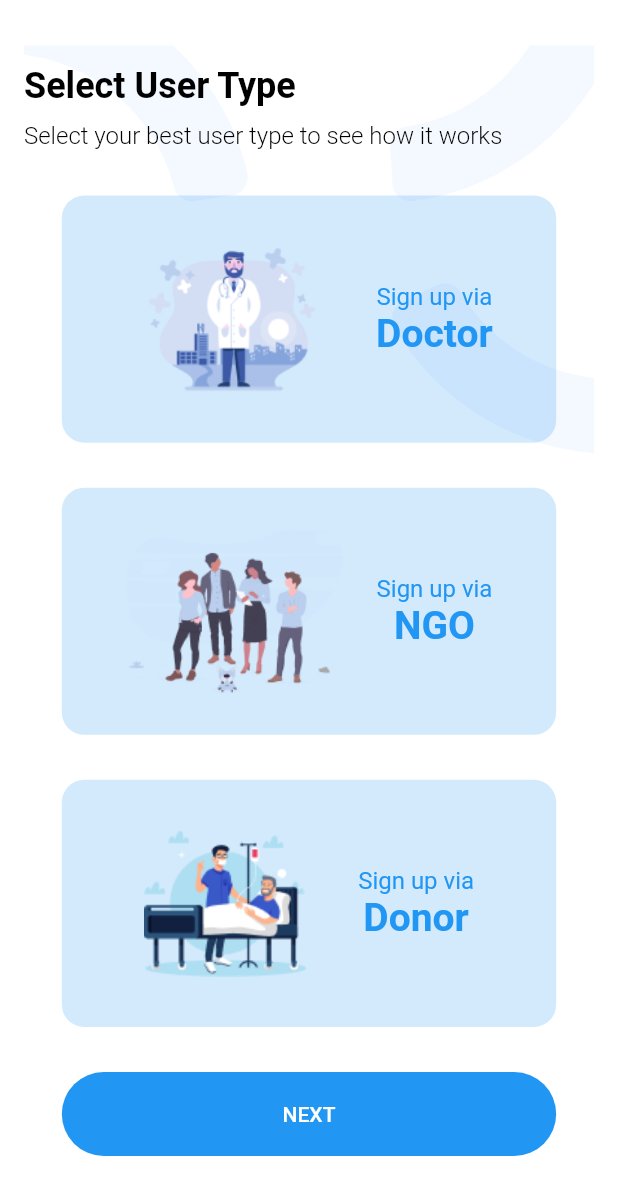
After one commit to codeforpakistan/SolutionSeekers, a Flutter app: the screen it shows after launch, after a tap on "LOGIN", on a phone screen of 412 x 824 dp. The commit adds this screen. Shown: the top 1195 px of the screen. Run offline on Flutter 3.47's test engine with Material 2 defaults, Android fonts, the phone set to English and light mode, and no system bars; our stand-ins replace flutter_svg, toast.

Commit message:
added user selection file

```diff
--- a/lib/screens/login_screen.dart
+++ b/lib/screens/login_screen.dart
@@ -1,4 +1,5 @@
 import 'package:faryaad/screens/signup_screen.dart';
+import 'package:faryaad/screens/user_type_selection_screen.dart';
 import 'package:faryaad/utils/global.dart';
 import 'package:faryaad/widgets/circular_button_widget.dart';
 import 'package:faryaad/widgets/circular_input_widget.dart';
@@ -69,6 +70,11 @@ class _LoginScreenState extends State<LoginScreen> {
                     CircularButtonWidget(
                       text: "LOGIN",
                       color: ThemeConstants.background,
+                      press: () {
+                        Navigator.of(context).push(MaterialPageRoute(
+                            builder: (BuildContext context) =>
+                                SelectUserTypeScreen()));
+                      },
                     ),
                     heightBetweenWidgets(),
                     Text(
--- a/lib/screens/signup_screen.dart
+++ b/lib/screens/signup_screen.dart
@@ -1,3 +1,4 @@
+import 'package:faryaad/screens/user_type_selection_screen.dart';
 import 'package:faryaad/utils/global.dart';
 import 'package:faryaad/widgets/circular_button_widget.dart';
 import 'package:faryaad/widgets/circular_input_widget.dart';
@@ -78,6 +79,11 @@ class _SignupScreenState extends State<SignupScreen> {
                     CircularButtonWidget(
                       text: "GET STARTED",
                       color: ThemeConstants.background,
+                      press: () {
+                        Navigator.of(context).push(MaterialPageRoute(
+                            builder: (BuildContext context) =>
+                                SelectUserTypeScreen()));
+                      },
                     ),
                     heightBetweenWidgets(),
                     Text(
--- /dev/null
+++ b/lib/screens/user_type_selection_screen.dart
@@ -0,0 +1,124 @@
+import 'package:faryaad/utils/global.dart';
+import 'package:faryaad/widgets/circular_button_widget.dart';
+import 'package:faryaad/widgets/heading_widget.dart';
+import 'package:faryaad/widgets/user_type_selection_button_widget.dart';
+import 'package:flutter/material.dart';
+import 'package:flutter_svg/svg.dart';
+import 'package:toast/toast.dart';
+
+class SelectUserTypeScreen extends StatefulWidget {
+  @override
+  _SelectUserTypeScreenState createState() => _SelectUserTypeScreenState();
+}
+
+class _SelectUserTypeScreenState extends State<SelectUserTypeScreen> {
+  UserType currentSelection = UserType.NONE;
+
+  @override
+  Widget build(BuildContext context) {
+    return SafeArea(
+        child: Scaffold(
+      body: Container(
+        padding: EdgeInsets.all(16),
+        width: double.infinity,
+        color: Colors.white,
+        child: Stack(
+          children: [
+            Container(
+              child: SvgPicture.asset('assets/images/background.svg'),
+            ),
+            Center(
+              child: SingleChildScrollView(
+                child: Column(
+                  mainAxisAlignment: MainAxisAlignment.start,
+                  crossAxisAlignment: CrossAxisAlignment.start,
+                  mainAxisSize: MainAxisSize.max,
+                  children: [
+                    heightBetweenWidgets(),
+                    HeadingWidget(heading: "Select User Type"),
+                    heightBetweenWidgets(),
+                    HeadingWidget(
+                      heading: "Select your best user type to see how it works",
+                      fontSize: 16,
+                      fontWeight: FontWeight.w300,
+                    ),
+                    heightBetweenWidgets(),
+                    heightBetweenWidgets(),
+                    GestureDetector(
+                      child: Center(
+                        child: UserTypeSelectionButtonWidget(
+                          imagePath: 'assets/images/type_doctor.png',
+                          upperText: "Sign up via",
+                          lowerHighlightedText: "Doctor",
+                          isSelected: currentSelection == UserType.DOCTOR,
+                        ),
+                      ),
+                      onTap: () {
+                        setState(() {
+                          currentSelection = UserType.DOCTOR;
+                        });
+                      },
+                    ),
+                    heightBetweenWidgets(),
+                    GestureDetector(
+                      child: Center(
+                        child: UserTypeSelectionButtonWidget(
+                          imagePath: 'assets/images/type_ngo.png',
+                          upperText: "Sign up via",
+                          lowerHighlightedText: "NGO",
+                          isSelected: currentSelection == UserType.NGO,
+                        ),
+                      ),
+                      onTap: () {
+                        setState(() {
+                          currentSelection = UserType.NGO;
+                        });
+                      },
+                    ),
+                    heightBetweenWidgets(),
+                    GestureDetector(
+                      child: Center(
+                        child: UserTypeSelectionButtonWidget(
+                          imagePath: 'assets/images/type_donor.png',
+                          upperText: "Sign up via",
+                          lowerHighlightedText: "Donor",
+                          isSelected: currentSelection == UserType.DONOR,
+                        ),
+                      ),
+                      onTap: () {
+                        setState(() {
+                          currentSelection = UserType.DONOR;
+                        });
+                      },
+                    ),
+                    heightBetweenWidgets(),
+                    Center(
+                      child: CircularButtonWidget(
+                        text: "NEXT",
+                        color: ThemeConstants.background,
+                        press: () {
+                          if (currentSelection == UserType.NONE) {
+                            Toast.show("Please Select a User Type", context,
+                                duration: Toast.LENGTH_LONG,
+                                gravity: Toast.BOTTOM);
+
+                            return;
+                          } else {
+                            //Navigate here
+                          }
+                        },
+                      ),
+                    ),
+                    heightBetweenWidgets(),
+                  ],
+                ),
+              ),
+            ),
+          ],
+        ),
+      ),
+    ));
+  }
+}
+
+enum UserType { NONE, NGO, DOCTOR, DONOR }
--- a/lib/widgets/heading_widget.dart
+++ b/lib/widgets/heading_widget.dart
@@ -3,15 +3,17 @@ import 'package:flutter/material.dart';
 class HeadingWidget extends StatelessWidget {
   final String heading;
   final double fontSize;
+  final FontWeight fontWeight;
 
-  HeadingWidget({this.heading, this.fontSize = 24});
+  HeadingWidget(
+      {this.heading, this.fontSize = 24, this.fontWeight = FontWeight.bold});
 
   @override
   Widget build(BuildContext context) {
     return Text(
       heading,
       style: TextStyle(
-          color: Colors.black, fontSize: fontSize, fontWeight: FontWeight.bold),
+          color: Colors.black, fontSize: fontSize, fontWeight: fontWeight),
     );
   }
 }
--- /dev/null
+++ b/lib/widgets/user_type_selection_button_widget.dart
@@ -0,0 +1,67 @@
+import 'package:faryaad/utils/global.dart';
+import 'package:flutter/material.dart';
+
+class UserTypeSelectionButtonWidget extends StatefulWidget {
+  final String imagePath;
+  final String upperText;
+  final String lowerHighlightedText;
+  final bool isSelected;
+
+  UserTypeSelectionButtonWidget(
+      {this.imagePath,
+      this.upperText,
+      this.lowerHighlightedText,
+      this.isSelected = false});
+  @override
+  _UserTypeSelectionButtonWidgetState createState() =>
+      _UserTypeSelectionButtonWidgetState();
+}
+
+class _UserTypeSelectionButtonWidgetState
+    extends State<UserTypeSelectionButtonWidget> {
+  @override
+  Widget build(BuildContext context) {
+    Size size = MediaQuery.of(context).size;
+    return Container(
+      margin: EdgeInsets.symmetric(vertical: 10),
+      padding: EdgeInsets.symmetric(horizontal: 20, vertical: 5),
+      width: size.width * 0.8,
+      height: size.height * 0.2,
+      decoration: BoxDecoration(
+        color: widget.isSelected
+            ? ThemeConstants.background.withOpacity(0.8)
+            : ThemeConstants.background.withOpacity(0.2),
+        borderRadius: BorderRadius.circular(15),
+      ),
+      child: Row(
+        mainAxisAlignment: MainAxisAlignment.spaceEvenly,
+        mainAxisSize: MainAxisSize.max,
+        children: [
+          Flexible(child: Image.asset(widget.imagePath)),
+          Flexible(
+            child:
+                Column(mainAxisAlignment: MainAxisAlignment.center, children: [
+              Text(
+                widget.upperText,
+                style: TextStyle(
+                    color: widget.isSelected
+                        ? Colors.white
+                        : ThemeConstants.background,
+                    fontSize: 16),
+              ),
+              Text(
+                widget.lowerHighlightedText,
+                style: TextStyle(
+                    color: widget.isSelected
+                        ? Colors.white
+                        : ThemeConstants.background,
+                    fontSize: 26,
+                    fontWeight: FontWeight.bold),
+              ),
+            ]),
+          )
+        ],
+      ),
+    );
+  }
+}
--- a/pubspec.yaml
+++ b/pubspec.yaml
@@ -29,6 +29,7 @@ dependencies:
   # Use with the CupertinoIcons class for iOS style icons.
   cupertino_icons: ^1.0.0
   flutter_svg: ^0.18.1
+  toast: ^0.1.5
 
 dev_dependencies:
   flutter_test:
```
Also changed, not shown: assets/images/type_doctor.png (added), assets/images/type_doctor.svg (added), assets/images/type_donor.png (added), assets/images/type_donor.svg (added), assets/images/type_ngo.png (added), assets/images/type_ngo.svg (added), pubspec.lock, 4 other files.
